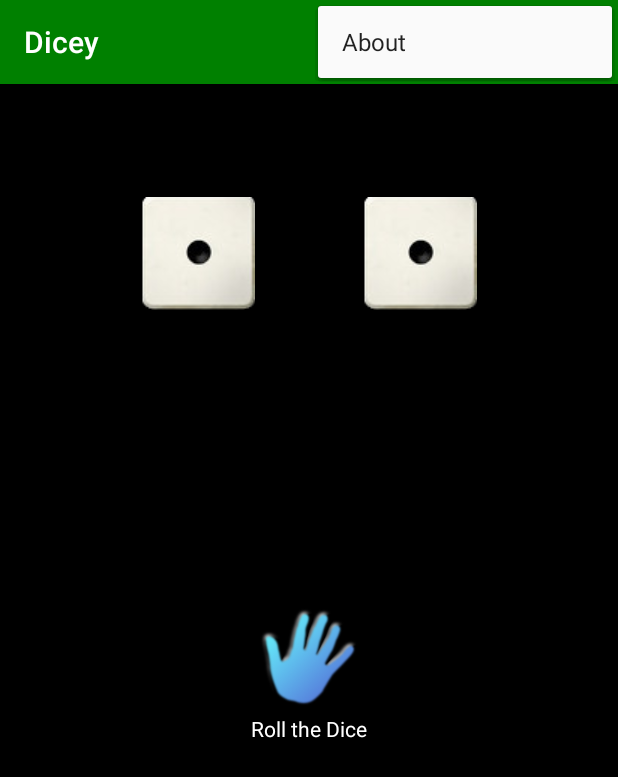
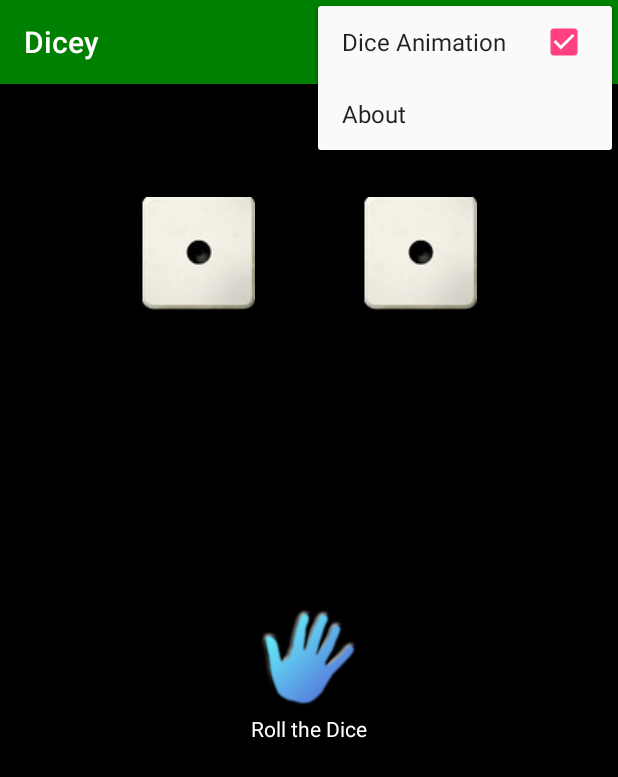
Before and after one commit to maydev99/Dicey, an Android app: the screen it shows after launch (MainActivity), with the options menu open, on a phone screen of 412 x 824 dp. Shown: the top 777 px of the screen. Run offline under Robolectric (Android 15) with nearby library versions, the phone set to English and light mode, and no system bars.

Commit message:
Simplified Dice Image Selection Added Dice Animation Added Dice Animation Toggle in OPtionsMenu

```diff
--- /dev/null
+++ b/app/src/main/res/anim/rollanim.xml
@@ -0,0 +1,15 @@
+<?xml version="1.0" encoding="utf-8"?>
+<set xmlns:android="http://schemas.android.com/apk/res/android">
+
+    <set>
+
+        <rotate
+            android:fromDegrees="0"
+            android:toDegrees="7200"
+            android:pivotX="50%"
+            android:pivotY="50%"
+            android:duration="1000"/>
+
+    </set>
+
+</set>
--- a/app/src/main/res/menu/main_menu.xml
+++ b/app/src/main/res/menu/main_menu.xml
@@ -10,4 +10,15 @@
 
     </item>
 
+    <item
+        android:id="@+id/dice_animation_on"
+        android:title="Dice Animation"
+        android:orderInCategory="5"
+        app:showAsAction="never"
+        android:visible="true"
+        android:checkable="true"
+        android:checked="true">
+
+    </item>
+
 </menu>
```
Also changed, not shown: app/src/main/java/com/droidloft/dicey/MainActivity.java (+33 -27 lines).
